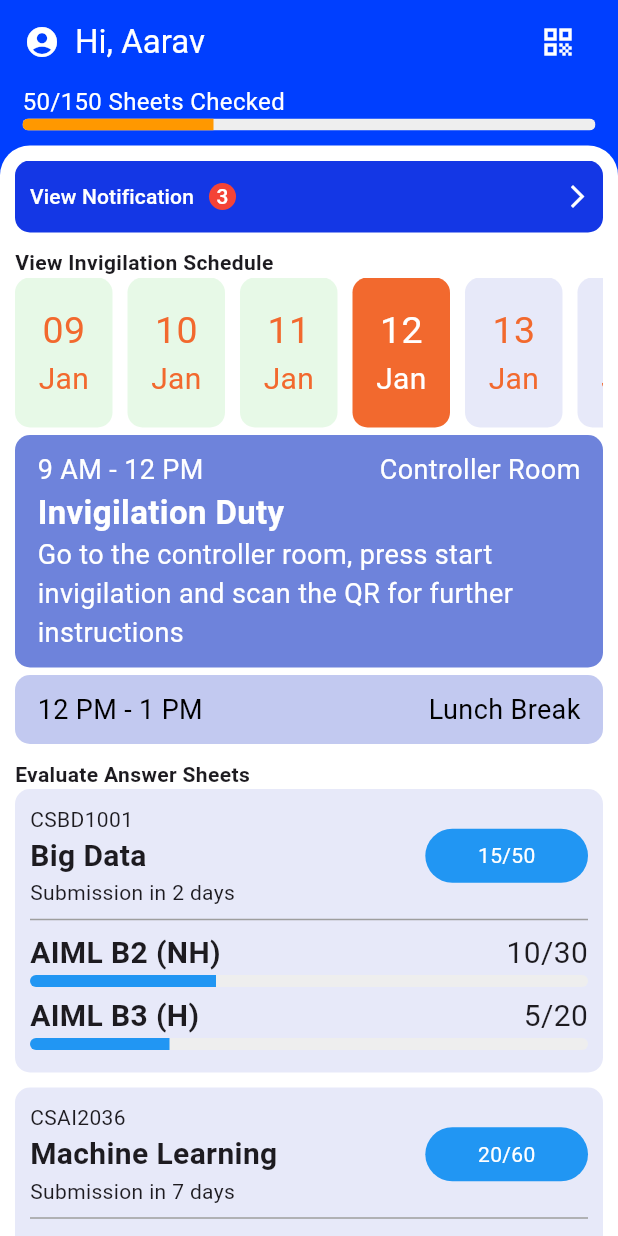
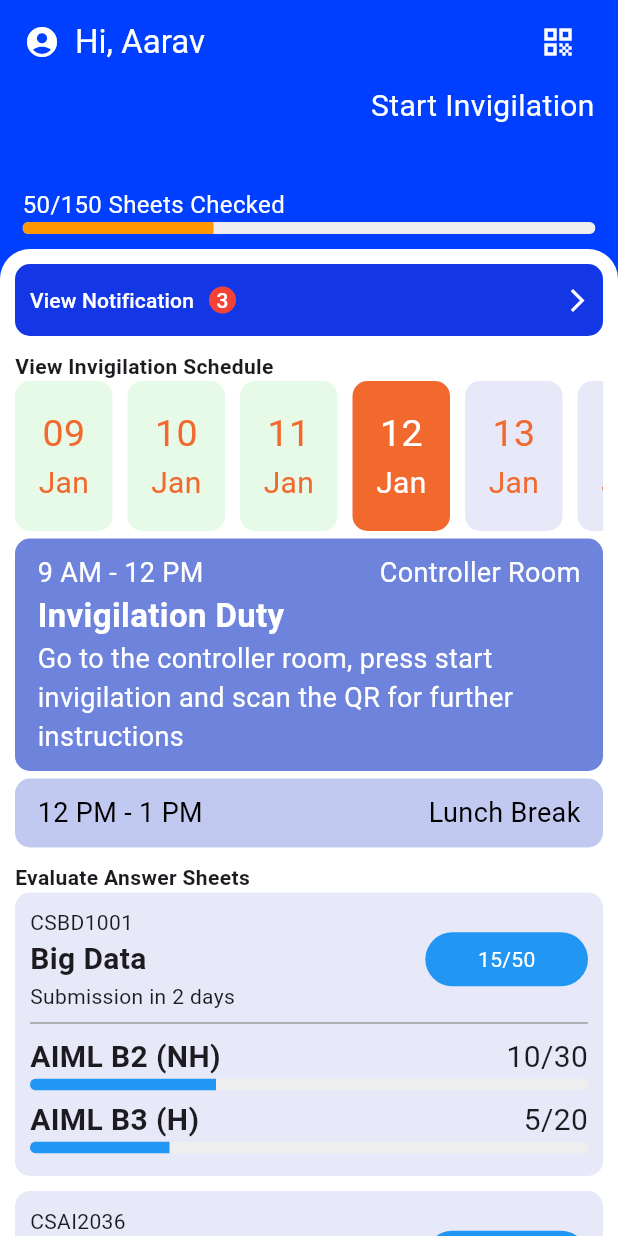
Before and after one commit to aniruddh622003/upes_parikshamitr_teacher_frontend, a Flutter app: the screen it shows after launch, on a phone screen of 412 x 824 dp. Run offline on Flutter 3.47's test engine with Material 3 defaults, Android fonts, the phone set to English and light mode, and no system bars; missing offline and left inert: qr_code_scanner.

Commit message:
Minor UI Changes

```diff
--- a/lib/pages/dashboard.dart
+++ b/lib/pages/dashboard.dart
@@ -251,6 +251,15 @@ class Dashboard extends StatelessWidget {
         ),
         body: Column(
           children: [
+            const Align(
+              alignment: Alignment.centerRight,
+              child: Text('Start Invigilation   ',
+                  style: TextStyle(
+                    color: Colors.white,
+                    fontSize: 20,
+                  )),
+            ),
+            const SizedBox(height: 40),
             Column(
               children: [
                 Container(
```
